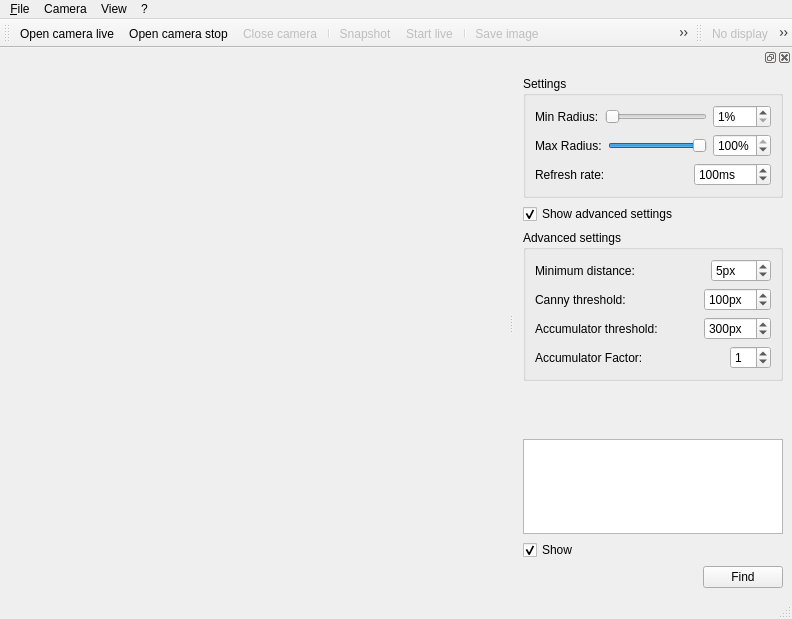
Above: src/mainview.ui from ilPode/ueye-viewer before the change. Below: the same form after it.
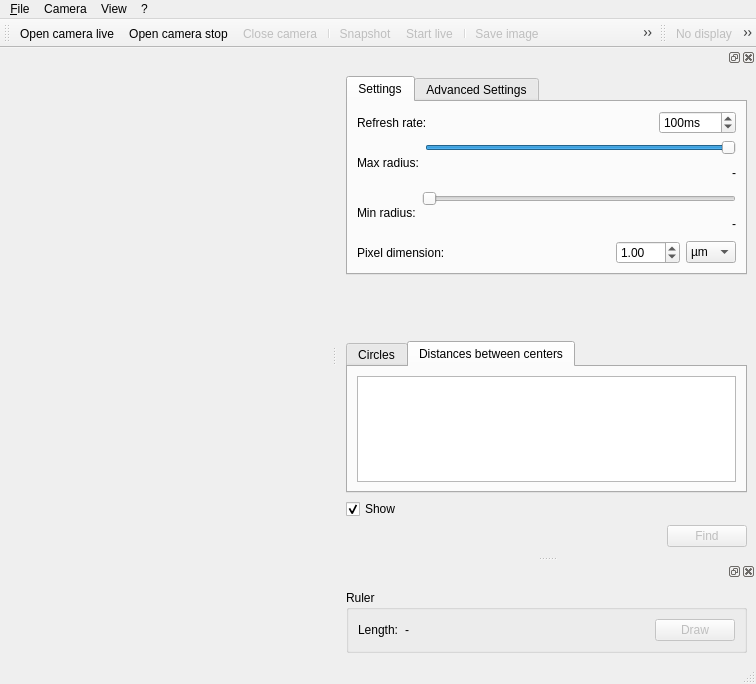
That is the form after the change. The open tabs and pages were chosen to show the change. Icons and pictures are not drawn.

Commit message: Added ruler tool, and improved circles detection

Patch:
```diff
--- a/src/mainview.ui
+++ b/src/mainview.ui
@@ -9,8 +9,8 @@
    <rect>
     <x>0</x>
     <y>0</y>
-    <width>792</width>
-    <height>619</height>
+    <width>756</width>
+    <height>684</height>
    </rect>
   </property>
   <property name="windowTitle">
@@ -32,7 +32,7 @@
     <rect>
      <x>0</x>
      <y>0</y>
-     <width>792</width>
+     <width>756</width>
      <height>25</height>
     </rect>
    </property>
@@ -169,109 +169,15 @@
    <widget class="QWidget" name="dockWidgetContents">
     <layout class="QVBoxLayout" name="verticalLayout">
      <item>
-      <widget class="QGroupBox" name="gboxDockSettings">
-       <property name="title">
+      <widget class="QTabWidget" name="tabWidget">
+       <property name="currentIndex">
+        <number>0</number>
+       </property>
+       <widget class="QWidget" name="tabBasic">
+        <attribute name="title">
         <string>Settings</string>
-       </property>
-       <layout class="QVBoxLayout" name="verticalLayout_2">
-        <item>
-         <layout class="QHBoxLayout" name="horizontalLayout_2">
-          <item>
-           <widget class="QLabel" name="labelMinRad">
-            <property name="text">
-             <string>Min Radius:</string>
-            </property>
-           </widget>
-          </item>
-          <item>
-           <widget class="QSlider" name="sliderMinRad">
-            <property name="minimum">
-             <number>0</number>
-            </property>
-            <property name="maximum">
-             <number>100</number>
-            </property>
-            <property name="value">
-             <number>0</number>
-            </property>
-            <property name="orientation">
-             <enum>Qt::Horizontal</enum>
-            </property>
-           </widget>
-          </item>
-          <item>
-           <widget class="QSpinBox" name="spinMinRad">
-            <property name="suffix">
-             <string>%</string>
-            </property>
-            <property name="minimum">
-             <number>1</number>
-            </property>
-            <property name="maximum">
-             <number>100</number>
-            </property>
-            <property name="singleStep">
-             <number>1</number>
-            </property>
-            <property name="value">
-             <number>1</number>
-            </property>
-           </widget>
-          </item>
-         </layout>
-        </item>
-        <item>
-         <layout class="QHBoxLayout" name="horizontalLayout_6">
-          <item>
-           <widget class="QLabel" name="labelMaxRad">
-            <property name="text">
-             <string>Max Radius:</string>
-            </property>
-           </widget>
-          </item>
-          <item>
-           <widget class="QSlider" name="sliderMaxRad">
-            <property name="minimum">
-             <number>0</number>
-            </property>
-            <property name="maximum">
-             <number>100</number>
-            </property>
-            <property name="singleStep">
-             <number>1</number>
-            </property>
-            <property name="value">
-             <number>100</number>
-            </property>
-            <property name="orientation">
-             <enum>Qt::Horizontal</enum>
-            </property>
-           </widget>
-          </item>
-          <item>
-           <widget class="QSpinBox" name="spinMaxRad">
-            <property name="wrapping">
-             <bool>false</bool>
-            </property>
-            <property name="suffix">
-             <string>%</string>
-            </property>
-            <property name="minimum">
-             <number>0</number>
-            </property>
-            <property name="maximum">
-             <number>100</number>
-            </property>
-            <property name="singleStep">
-             <number>1</number>
-            </property>
-            <property name="value">
-             <number>100</number>
-            </property>
-           </widget>
-          </item>
-         </layout>
-        </item>
+        </attribute>
+        <layout class="QVBoxLayout" name="verticalLayout_4">
         <item>
          <layout class="QHBoxLayout" name="horizontalLayout_3">
           <item>
@@ -312,26 +218,155 @@
           </item>
          </layout>
         </item>
-       </layout>
-      </widget>
-     </item>
      <item>
-      <widget class="QCheckBox" name="cboxAdvanced">
+          <layout class="QHBoxLayout" name="horizontalLayout_6">
+           <item>
+            <widget class="QLabel" name="labelMaxRad">
        <property name="text">
-        <string>Show advanced settings</string>
-       </property>
-       <property name="checked">
-        <bool>true</bool>
+              <string>Max radius:</string>
        </property>
       </widget>
      </item>
      <item>
-      <widget class="QGroupBox" name="gboxAdvanced">
-       <property name="title">
-        <string>Advanced settings</string>
-       </property>
        <layout class="QVBoxLayout" name="verticalLayout_3">
         <item>
+              <widget class="QSlider" name="sliderMaxRad">
+               <property name="minimum">
+                <number>0</number>
+               </property>
+               <property name="maximum">
+                <number>999</number>
+               </property>
+               <property name="singleStep">
+                <number>1</number>
+               </property>
+               <property name="value">
+                <number>999</number>
+               </property>
+               <property name="orientation">
+                <enum>Qt::Horizontal</enum>
+               </property>
+              </widget>
+             </item>
+             <item>
+              <widget class="QLabel" name="labelMaxRadScale">
+               <property name="text">
+                <string>-</string>
+               </property>
+               <property name="alignment">
+                <set>Qt::AlignRight|Qt::AlignTrailing|Qt::AlignVCenter</set>
+               </property>
+              </widget>
+             </item>
+            </layout>
+           </item>
+          </layout>
+         </item>
+         <item>
+          <layout class="QHBoxLayout" name="horizontalLayout_2">
+           <item>
+            <widget class="QLabel" name="labelMinRad">
+             <property name="text">
+              <string>Min radius:</string>
+             </property>
+            </widget>
+           </item>
+           <item>
+            <layout class="QVBoxLayout" name="verticalLayout_6">
+             <item>
+              <widget class="QSlider" name="sliderMinRad">
+               <property name="minimum">
+                <number>0</number>
+               </property>
+               <property name="maximum">
+                <number>999</number>
+               </property>
+               <property name="value">
+                <number>0</number>
+               </property>
+               <property name="orientation">
+                <enum>Qt::Horizontal</enum>
+               </property>
+              </widget>
+             </item>
+             <item>
+              <widget class="QLabel" name="labelMinRadScale">
+               <property name="text">
+                <string>-</string>
+               </property>
+               <property name="alignment">
+                <set>Qt::AlignRight|Qt::AlignTrailing|Qt::AlignVCenter</set>
+               </property>
+              </widget>
+             </item>
+            </layout>
+           </item>
+          </layout>
+         </item>
+         <item>
+          <layout class="QHBoxLayout" name="horizontalLayout_10">
+           <item>
+            <widget class="QLabel" name="labelPixDim">
+             <property name="text">
+              <string>Pixel dimension:</string>
+             </property>
+            </widget>
+           </item>
+           <item>
+            <spacer name="horizontalSpacer_5">
+             <property name="orientation">
+              <enum>Qt::Horizontal</enum>
+             </property>
+             <property name="sizeHint" stdset="0">
+              <size>
+               <width>40</width>
+               <height>20</height>
+              </size>
+             </property>
+            </spacer>
+           </item>
+           <item>
+            <widget class="QDoubleSpinBox" name="spinPixDim">
+             <property name="maximum">
+              <double>999.990000000000009</double>
+             </property>
+             <property name="value">
+              <double>1.000000000000000</double>
+             </property>
+            </widget>
+           </item>
+           <item>
+            <widget class="QComboBox" name="comboPixDim">
+             <property name="currentIndex">
+              <number>1</number>
+             </property>
+             <item>
+              <property name="text">
+               <string>mm</string>
+              </property>
+             </item>
+             <item>
+              <property name="text">
+               <string>µm</string>
+              </property>
+             </item>
+             <item>
+              <property name="text">
+               <string>nm</string>
+              </property>
+             </item>
+            </widget>
+           </item>
+          </layout>
+         </item>
+        </layout>
+       </widget>
+       <widget class="QWidget" name="tabAdvanced">
+        <attribute name="title">
+         <string>Advanced Settings</string>
+        </attribute>
+        <layout class="QVBoxLayout" name="verticalLayout_2">
+         <item>
          <layout class="QHBoxLayout" name="horizontalLayout_9">
           <item>
            <widget class="QLabel" name="labelMinDist">
@@ -344,30 +379,28 @@
            </widget>
           </item>
           <item>
-           <spacer name="horizontalSpacer_8">
+            <layout class="QVBoxLayout" name="verticalLayout_5">
+             <item>
+              <widget class="QSlider" name="sliderMinDistScale">
+               <property name="value">
+                <number>20</number>
+               </property>
             <property name="orientation">
              <enum>Qt::Horizontal</enum>
             </property>
-            <property name="sizeHint" stdset="0">
-             <size>
-              <width>40</width>
-              <height>20</height>
-             </size>
-            </property>
-           </spacer>
+              </widget>
           </item>
           <item>
-           <widget class="QSpinBox" name="spinMinDist">
-            <property name="suffix">
-             <string>px</string>
-            </property>
-            <property name="maximum">
-             <number>100</number>
-            </property>
-            <property name="value">
-             <number>5</number>
-            </property>
-           </widget>
+              <widget class="QLabel" name="labelMinDistScale">
+               <property name="text">
+                <string>-</string>
+               </property>
+               <property name="alignment">
+                <set>Qt::AlignRight|Qt::AlignTrailing|Qt::AlignVCenter</set>
+               </property>
+              </widget>
+             </item>
+            </layout>
           </item>
          </layout>
         </item>
@@ -399,13 +432,13 @@
           <item>
            <widget class="QSpinBox" name="spinCannyTh">
             <property name="suffix">
-             <string>px</string>
+              <string/>
             </property>
             <property name="maximum">
              <number>1000</number>
             </property>
             <property name="value">
-             <number>100</number>
+              <number>200</number>
             </property>
            </widget>
           </item>
@@ -439,7 +472,7 @@
           <item>
            <widget class="QSpinBox" name="spinAccTh">
             <property name="suffix">
-             <string>px</string>
+              <string/>
             </property>
             <property name="maximum">
              <number>1000</number>
@@ -448,7 +481,7 @@
              <number>1</number>
             </property>
             <property name="value">
-             <number>300</number>
+              <number>100</number>
             </property>
            </widget>
           </item>
@@ -485,13 +518,51 @@
              <number>10</number>
             </property>
             <property name="value">
-             <number>1</number>
+              <number>2</number>
             </property>
            </widget>
           </item>
          </layout>
         </item>
-       </layout>
+         <item>
+          <layout class="QHBoxLayout" name="horizontalLayout_4">
+           <item>
+            <widget class="QCheckBox" name="cboxGaussian">
+             <property name="text">
+              <string>Gaussian blur</string>
+             </property>
+            </widget>
+           </item>
+           <item>
+            <spacer name="horizontalSpacer_3">
+             <property name="orientation">
+              <enum>Qt::Horizontal</enum>
+             </property>
+             <property name="sizeHint" stdset="0">
+              <size>
+               <width>40</width>
+               <height>20</height>
+              </size>
+             </property>
+            </spacer>
+           </item>
+           <item>
+            <widget class="QSpinBox" name="spinGaussian">
+             <property name="enabled">
+              <bool>false</bool>
+             </property>
+             <property name="suffix">
+              <string>px</string>
+             </property>
+             <property name="value">
+              <number>5</number>
+             </property>
+            </widget>
+           </item>
+          </layout>
+         </item>
+        </layout>
+       </widget>
       </widget>
      </item>
      <item>
@@ -508,8 +579,32 @@
       </spacer>
      </item>
      <item>
+      <widget class="QTabWidget" name="tabWidget_2">
+       <property name="currentIndex">
+        <number>0</number>
+       </property>
+       <widget class="QWidget" name="tabCList">
+        <attribute name="title">
+         <string>Circles</string>
+        </attribute>
+        <layout class="QVBoxLayout" name="verticalLayout_8">
+         <item>
       <widget class="QListWidget" name="listEllipses"/>
      </item>
+        </layout>
+       </widget>
+       <widget class="QWidget" name="tabCDist">
+        <attribute name="title">
+         <string>Distances between centers</string>
+        </attribute>
+        <layout class="QVBoxLayout" name="verticalLayout_7">
+         <item>
+          <widget class="QListWidget" name="listDist"/>
+         </item>
+        </layout>
+       </widget>
+      </widget>
+     </item>
      <item>
       <widget class="QCheckBox" name="cboxShow">
        <property name="text">
@@ -537,6 +632,9 @@
        </item>
        <item>
         <widget class="QPushButton" name="btnDetect">
+         <property name="enabled">
+          <bool>false</bool>
+         </property>
          <property name="text">
           <string>Find</string>
          </property>
@@ -550,6 +648,67 @@
     </layout>
    </widget>
   </widget>
+  <widget class="QDockWidget" name="dockMeasure">
+   <attribute name="dockWidgetArea">
+    <number>2</number>
+   </attribute>
+   <widget class="QWidget" name="dockWidgetContents_3">
+    <layout class="QHBoxLayout" name="horizontalLayout_12">
+     <item>
+      <widget class="QGroupBox" name="gboxMeasure">
+       <property name="title">
+        <string>Ruler</string>
+       </property>
+       <layout class="QHBoxLayout" name="horizontalLayout_11">
+        <item>
+         <widget class="QLabel" name="labelLength">
+          <property name="text">
+           <string>Length:</string>
+          </property>
+         </widget>
+        </item>
+        <item>
+         <widget class="QLabel" name="labelMeasure">
+          <property name="text">
+           <string>-</string>
+          </property>
+         </widget>
+        </item>
+        <item>
+         <spacer name="horizontalSpacer_8">
+          <property name="orientation">
+           <enum>Qt::Horizontal</enum>
+          </property>
+          <property name="sizeHint" stdset="0">
+           <size>
+            <width>240</width>
+            <height>20</height>
+           </size>
+          </property>
+         </spacer>
+        </item>
+        <item>
+         <widget class="QPushButton" name="btnDrawLine">
+          <property name="enabled">
+           <bool>false</bool>
+          </property>
+          <property name="text">
+           <string>Draw</string>
+          </property>
+          <property name="checkable">
+           <bool>true</bool>
+          </property>
+          <property name="flat">
+           <bool>false</bool>
+          </property>
+         </widget>
+        </item>
+       </layout>
+      </widget>
+     </item>
+    </layout>
+   </widget>
+  </widget>
   <action name="actionOpenCamera">
    <property name="enabled">
     <bool>true</bool>
```
Left out of the diff: 130 changed lines with no effect on the pictures. Lines whose indentation alone changed are shown as unchanged. The commit also changes 10 other files.
